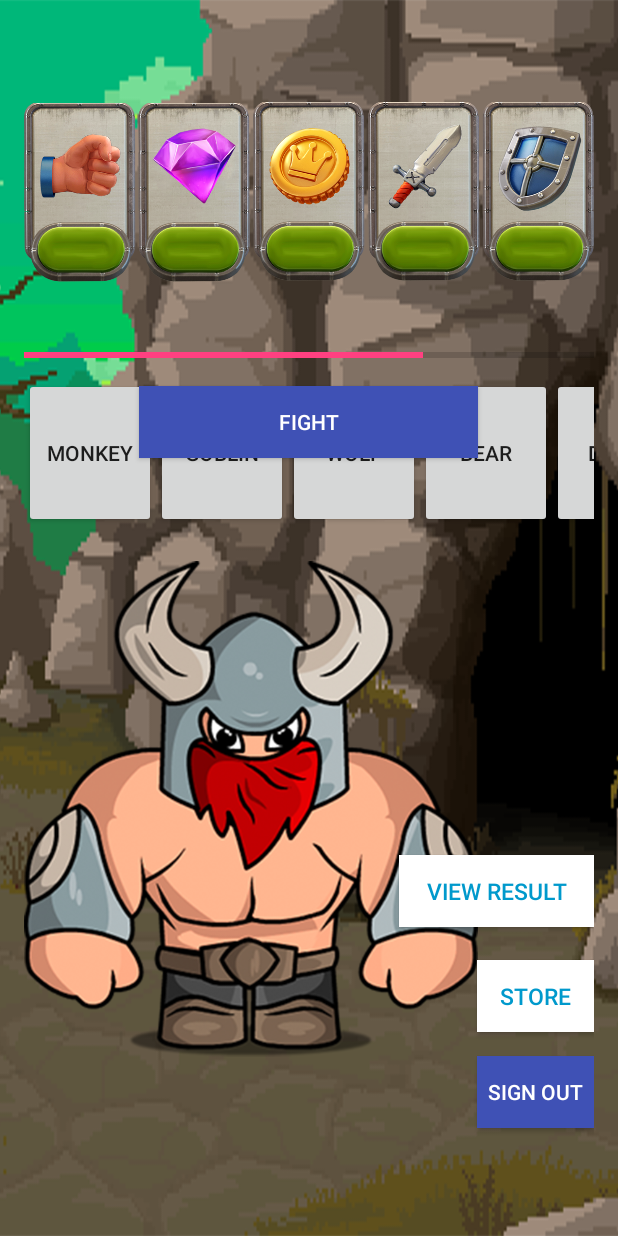
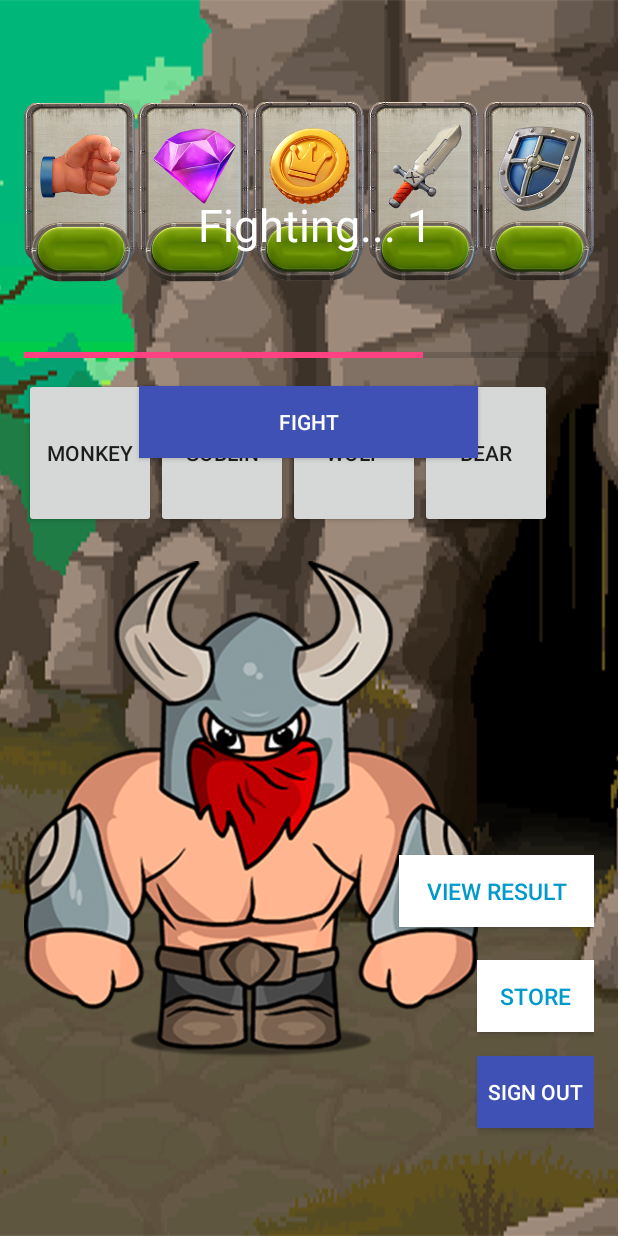
Before and after one commit to kurmorootsi/gamenite, an Android app: the screen it shows after launch once a user with an empty profile is signed in (MainActivity), after a tap on "MONKEY", on a phone screen of 412 x 824 dp. Run offline under Robolectric (Android 15) with nearby library versions, the light colour scheme and no system bars; our stand-ins replace Firebase (no records; nobody signed in at launch, a user with empty details on screens opened directly); libraries missing offline, so code that uses them is left out: com.pusher.pushnotifications; 1 statement that could not run was skipped.

Commit message:
fighting mode with database

```diff
--- a/app/src/main/java/com/example/kurmo/gamenite/MainActivity.java
+++ b/app/src/main/java/com/example/kurmo/gamenite/MainActivity.java
@@ -1,27 +1,17 @@
 package com.example.kurmo.gamenite;
 
-import android.annotation.SuppressLint;
-import android.app.Activity;
 import android.app.Dialog;
-import android.content.DialogInterface;
 import android.content.Intent;
-import android.content.SharedPreferences;
 import android.os.CountDownTimer;
-import android.preference.PreferenceManager;
 import android.support.annotation.NonNull;
-import android.support.v4.app.DialogFragment;
 import android.support.v7.app.AppCompatActivity;
 import android.os.Bundle;
 import android.util.Log;
 import android.view.View;
-import android.widget.AdapterView;
-import android.widget.ArrayAdapter;
 import android.widget.Button;
 import android.widget.ProgressBar;
 import android.widget.SeekBar;
-import android.widget.Spinner;
 import android.widget.TextView;
-import android.widget.Toast;
 
 import com.pusher.pushnotifications.PushNotifications;
 
@@ -33,16 +23,9 @@ import com.google.firebase.database.DatabaseReference;
 import com.google.firebase.database.FirebaseDatabase;
 import com.google.firebase.database.ValueEventListener;
 
-import java.io.IOException;
-import java.io.InputStream;
-import java.net.HttpURLConnection;
-import java.net.URL;
 import java.util.Date;
 import java.util.Random;
-import java.util.Scanner;
 import java.util.concurrent.CountDownLatch;
-
-import static java.lang.Math.round;
 
 public class MainActivity extends AppCompatActivity {
 
@@ -77,8 +60,6 @@ public class MainActivity extends AppCompatActivity {
     private TextView level;
     private ProgressBar progress;
     private Button myButton, signOut, store, result;
-
-    private String opponent = "Monkey";
 
     private DatabaseReference database;
     private FirebaseAuth.AuthStateListener authListener;
@@ -163,6 +144,7 @@ public class MainActivity extends AppCompatActivity {
 //        database.child("equipment").child(Integer.toString(equipment3.getItemID())).setValue(equipment3);
 //        Equipment equipment4 = new Equipment(500, "Wooden Shield", 3, 0,2,4);
 //        database.child("equipment").child(Integer.toString(equipment4.getItemID())).setValue(equipment4);
+
         customSeekBarListener =
             new SeekBar.OnSeekBarChangeListener() {
                 @Override
@@ -247,12 +229,13 @@ public class MainActivity extends AppCompatActivity {
         firstTimeLoad = false;
         Long currentTime = new Date().getTime();
         Long number = localUser.getNumber();
+        int last_opp = localUser.getLast_opp();
 
         Log.d("app", "number " + number);
 
         if (localUser.getCountdown() != null && localUser.getFighting() && isFighting) {
             if (currentTime - localUser.getCountdown() >= number) {
-                countdown(1000L,0L);
+                countdown(1000L,0L, last_opp);
             }
             isFighting = currentTime - localUser.getCountdown() <= number;
             Log.d("app", "is this: " + (currentTime - localUser.getCountdown()) + " smaller than this: " + number);
@@ -265,13 +248,12 @@ public class MainActivity extends AppCompatActivity {
             myButton.setEnabled(true);
         } else  {
             myButton.setEnabled(false);
-            countdown(number - elapsedTime, elapsedTime);
+            countdown(number - elapsedTime, elapsedTime, last_opp);
+        }
     }
 
-        myButton.setOnClickListener(new View.OnClickListener() {
-            @Override
-            public void onClick(View v) {
-                myButton.setEnabled(false);
+    public void chooseOpponent(View v) {
+        int sopponent = v.getId();
         isFighting = true;
         Long date = new Date().getTime();
         int number = randomNumberGenerator.nextInt(2100);
@@ -280,18 +262,12 @@ public class MainActivity extends AppCompatActivity {
         localUser.setCountdown(date);
         localUser.setNumber(countdownLong);
         localUser.setFighting(true);
+        localUser.setLast_opp(sopponent);
         updateData();
-                countdown(countdownLong, 0L);
-            }
-        });
+        countdown(countdownLong, 0L, sopponent);
     }
 
-    public void chooseOpponent(View v) {
-        int sopponent = v.getId();
-        Log.d("app", "oppponent: " + sopponent);
-    }
-
-    public void countdown(final Long countdownLong, final Long elapsedLong) {
+    public void countdown(final Long countdownLong, final Long elapsedLong, final int opp_id) {
         countDownTimer = new CountDownTimer(countdownLong, 1000) {
             TextView countdown = (TextView) findViewById(R.id.countdown);
 
@@ -304,7 +280,7 @@ public class MainActivity extends AppCompatActivity {
                 myButton.setEnabled(true);
                 Log.d("app", "mybutton enabled: " + myButton.isEnabled() + " isfighting: " + isFighting);
                 countdown.setText("");
-                fight();
+                fight(opp_id);
             }
         }.start();
     }
@@ -320,17 +296,18 @@ public class MainActivity extends AppCompatActivity {
         database.child("users").child(localUser.getUserId()).setValue(localUser);
     }
 
-    public void fight() {
+    public void fight(int opp_id) {
 
-        final NPC npc = new NPC(opponent);
+        final NPC npc = new NPC(opp_id);
 
         database = FirebaseDatabase.getInstance().getReference();
 
-        database.child("npc").child(opponent).addValueEventListener(
+        database.child("npc").child(Integer.toString(npc.getId())).addValueEventListener(
             new ValueEventListener() {
                 @Override
                 public void onDataChange(DataSnapshot dataSnapshot) {
                     NPC npc_data = dataSnapshot.getValue(NPC.class);
+                    if (npc_data != null) {
                         npc.setlevel(npc_data.getlevel());
                         npc.setattack(npc_data.getattack());
                         npc.setdefence(npc_data.getdefence());
@@ -338,6 +315,7 @@ public class MainActivity extends AppCompatActivity {
                         npc.setgold(npc_data.getgold());
                         Log.d("app", "NPC GOLD: " + npc_data.getgold());
                         calculateWinner(npc);
+                    }
                 }
 
                 @Override
@@ -391,7 +369,6 @@ public class MainActivity extends AppCompatActivity {
                         isFighting = false;
                     }
                 }
-
                 @Override
                 public void onCancelled(DatabaseError databaseError) {
                     // Getting Post failed, log a message
@@ -400,7 +377,6 @@ public class MainActivity extends AppCompatActivity {
                 }
             }
         );
-
     }
     public void calculateWinner(NPC npc) {
         playerLife = 100;
--- a/app/src/main/java/com/example/kurmo/gamenite/SignupActivity.java
+++ b/app/src/main/java/com/example/kurmo/gamenite/SignupActivity.java
@@ -126,8 +126,7 @@ public class SignupActivity extends AppCompatActivity {
 
 
         User user = new User(userId);
-//        NPC npc = new NPC("Monkey");
-//        database.child("npc").child(npc.getName()).setValue(npc);
+
         database.child("users").child(userId).setValue(user);
     }
 }
--- a/app/src/main/java/com/example/kurmo/gamenite/User.java
+++ b/app/src/main/java/com/example/kurmo/gamenite/User.java
@@ -14,6 +14,7 @@ public class User{
     private String userId;
     private boolean isFighting;
     private int level;
+    private int last_opp;
     private int seekbar;
     private int gold;
     private int attack;
@@ -27,7 +28,8 @@ public class User{
     public User(boolean isFighting, boolean isLoaded, int level, int gold, int attack, int defence, int experience, Long countdown, Long number) {
         this.isLoaded = isLoaded; this.isFighting = isFighting; this.level = level; this.gold = gold; this.attack = attack; this.defence = defence; this.experience = experience; this.countdown = countdown; this.number = number;
     }
-
+    public int getLast_opp() {return last_opp;}
+    public void setLast_opp(int last_opp) {this.last_opp = last_opp;}
     public void setLoaded(boolean isLoaded) {
         this.isLoaded = isLoaded;
     }
--- a/app/src/main/res/layout/activity_main.xml
+++ b/app/src/main/res/layout/activity_main.xml
@@ -59,21 +59,6 @@
                     android:text="Bear"
                     android:onClick="chooseOpponent"/>
 
-                <Button
-                    android:id="@+id/Denis"
-                    android:layout_width="wrap_content"
-                    android:layout_height="match_parent"
-                    android:layout_weight="1"
-                    android:text="Denis"
-                    android:onClick="chooseOpponent"/>
-
-                <Button
-                    android:id="@+id/Kurmo"
-                    android:layout_width="wrap_content"
-                    android:layout_height="match_parent"
-                    android:layout_weight="1"
-                    android:text="Kurmo"
-                    android:onClick="chooseOpponent"/>
             </LinearLayout>
         </HorizontalScrollView>
 
--- a/app/src/main/res/values/strings.xml
+++ b/app/src/main/res/values/strings.xml
@@ -15,7 +15,7 @@
     <string name="send_password_reset_email">Send Password reset email</string>
     <string name="remove_user">Remove user</string>
     <string name="new_pass">New Password</string>
-    <string name="title_activity_profile">Firebase</string>
+    <string name="title_activity_profile">Gamenite</string>
     <string name="title_activity_login">Sign in</string>
     <string name="title_activity_store">Store</string>
     <string name="hint_email">Email</string>
@@ -23,7 +23,7 @@
     <string name="hint_name">Fullname</string>
     <string name="btn_login">LOGIN</string>
     <string name="btn_link_to_register">Not a member? Get registered in Gamenite now!</string>
-    <string name="btn_link_to_login">Already registered. Login Me!</string>
+    <string name="btn_link_to_login">Already registered. Login Now!</string>
     <string name="title_activity_reset_password">ResetPasswordActivity</string>
     <string name="btn_forgot_password">Forgot your password?</string>
     <string name="btn_reset_password">Reset Password</string>
@@ -34,7 +34,7 @@
     <string name="btn_remove">Remove</string>
     <string name="btn_sign_out">Sign Out</string>
     <string name="lbl_forgot_password">Forgot password?</string>
-    <string name="forgot_password_msg">We just need your registered Email Id to sent you password reset instructions.</string>
+    <string name="forgot_password_msg">We just need your registered Email Id to send you password reset instructions.</string>
     <string-array name="languages">
         <item>C</item>
         <item>C++</item>
```
Also changed, not shown: app/src/main/java/com/example/kurmo/gamenite/NPC.java (+7 -2 lines). Lines whose indentation alone changed are shown as unchanged.
